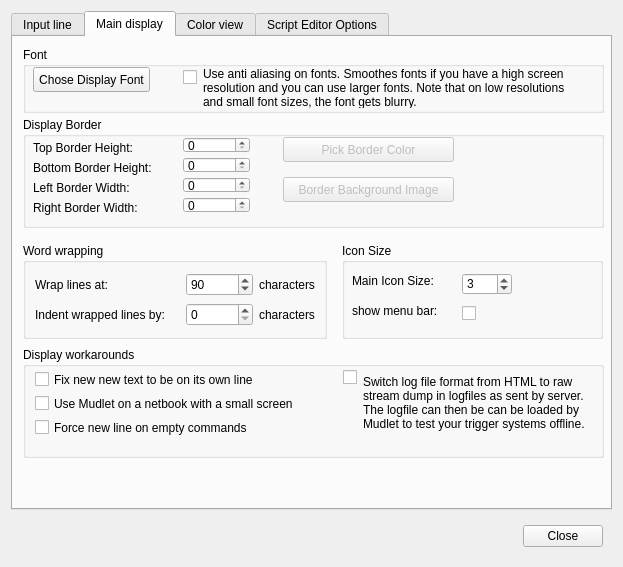
Qt form src/ui/profile_preferences.ui (Mudlet/Mudlet) before a commit.
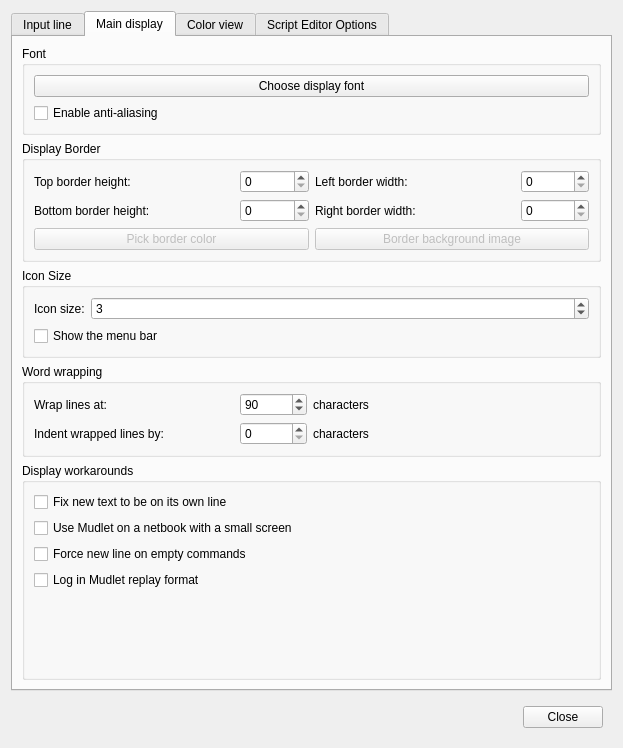
The same form after that commit. The open tabs and pages were chosen to show the change. Icons and pictures are not drawn.

Commit message: Fix: empty lines were skipped | Fix: under special circumstances some lines were doubled | GUI preferences dialog update patch: Vadim Peretokin

```diff
--- a/src/ui/profile_preferences.ui
+++ b/src/ui/profile_preferences.ui
@@ -7,7 +7,7 @@
     <x>0</x>
     <y>0</y>
     <width>623</width>
-    <height>567</height>
+    <height>748</height>
    </rect>
   </property>
   <property name="windowTitle">
@@ -242,77 +242,265 @@
       <attribute name="title">
        <string>Main display</string>
       </attribute>
+      <layout class="QVBoxLayout" name="verticalLayout_3">
+       <item>
       <widget class="QGroupBox" name="groupBox_6">
-       <property name="geometry">
-        <rect>
-         <x>10</x>
-         <y>10</y>
-         <width>581</width>
-         <height>66</height>
-        </rect>
-       </property>
        <property name="title">
         <string>Font</string>
        </property>
+         <layout class="QVBoxLayout" name="verticalLayout_4">
+          <item>
        <widget class="QPushButton" name="pushButton_display_font">
-        <property name="geometry">
-         <rect>
-          <x>10</x>
-          <y>20</y>
-          <width>117</width>
-          <height>25</height>
-         </rect>
-        </property>
         <property name="text">
-         <string>Chose Display Font</string>
-        </property>
-       </widget>
+             <string>Choose display font</string>
+            </property>
+           </widget>
+          </item>
+          <item>
        <widget class="QCheckBox" name="mNoAntiAlias">
-        <property name="geometry">
-         <rect>
-          <x>160</x>
-          <y>20</y>
-          <width>16</width>
-          <height>21</height>
-         </rect>
-        </property>
-        <property name="text">
-         <string/>
-        </property>
-       </widget>
-       <widget class="QLabel" name="label_32">
-        <property name="geometry">
-         <rect>
-          <x>180</x>
-          <y>20</y>
-          <width>381</width>
-          <height>41</height>
-         </rect>
-        </property>
-        <property name="text">
+            <property name="toolTip">
          <string>Use anti aliasing on fonts. Smoothes fonts if you have a high screen resolution and you can use larger fonts. Note that on low resolutions and small font sizes, the font gets blurry. </string>
         </property>
-        <property name="scaledContents">
-         <bool>true</bool>
-        </property>
-        <property name="wordWrap">
-         <bool>true</bool>
-        </property>
-       </widget>
-      </widget>
+            <property name="text">
+             <string>Enable anti-aliasing</string>
+            </property>
+           </widget>
+          </item>
+         </layout>
+        </widget>
+       </item>
+       <item>
+        <widget class="QGroupBox" name="groupBox_9">
+         <property name="title">
+          <string>Display Border</string>
+         </property>
+         <layout class="QGridLayout" name="gridLayout">
+          <item row="0" column="0">
+           <widget class="QLabel" name="label_26">
+            <property name="sizePolicy">
+             <sizepolicy hsizetype="Expanding" vsizetype="Preferred">
+              <horstretch>0</horstretch>
+              <verstretch>0</verstretch>
+             </sizepolicy>
+            </property>
+            <property name="maximumSize">
+             <size>
+              <width>200</width>
+              <height>16777215</height>
+             </size>
+            </property>
+            <property name="text">
+             <string>Top border height:</string>
+            </property>
+           </widget>
+          </item>
+          <item row="0" column="1">
+           <widget class="QSpinBox" name="topBorderHeight">
+            <property name="sizePolicy">
+             <sizepolicy hsizetype="Minimum" vsizetype="Preferred">
+              <horstretch>0</horstretch>
+              <verstretch>0</verstretch>
+             </sizepolicy>
+            </property>
+            <property name="minimum">
+             <number>0</number>
+            </property>
+            <property name="maximum">
+             <number>2000</number>
+            </property>
+            <property name="value">
+             <number>0</number>
+            </property>
+           </widget>
+          </item>
+          <item row="0" column="2">
+           <widget class="QLabel" name="label_29">
+            <property name="sizePolicy">
+             <sizepolicy hsizetype="Expanding" vsizetype="Preferred">
+              <horstretch>0</horstretch>
+              <verstretch>0</verstretch>
+             </sizepolicy>
+            </property>
+            <property name="maximumSize">
+             <size>
+              <width>200</width>
+              <height>16777215</height>
+             </size>
+            </property>
+            <property name="text">
+             <string>Left border width:</string>
+            </property>
+           </widget>
+          </item>
+          <item row="0" column="3">
+           <widget class="QSpinBox" name="leftBorderWidth">
+            <property name="sizePolicy">
+             <sizepolicy hsizetype="Minimum" vsizetype="Preferred">
+              <horstretch>0</horstretch>
+              <verstretch>0</verstretch>
+             </sizepolicy>
+            </property>
+            <property name="minimum">
+             <number>0</number>
+            </property>
+            <property name="maximum">
+             <number>2000</number>
+            </property>
+            <property name="value">
+             <number>0</number>
+            </property>
+           </widget>
+          </item>
+          <item row="1" column="0">
+           <widget class="QLabel" name="label_27">
+            <property name="sizePolicy">
+             <sizepolicy hsizetype="Expanding" vsizetype="Preferred">
+              <horstretch>0</horstretch>
+              <verstretch>0</verstretch>
+             </sizepolicy>
+            </property>
+            <property name="maximumSize">
+             <size>
+              <width>200</width>
+              <height>16777215</height>
+             </size>
+            </property>
+            <property name="text">
+             <string>Bottom border height:</string>
+            </property>
+           </widget>
+          </item>
+          <item row="1" column="1">
+           <widget class="QSpinBox" name="bottomBorderHeight">
+            <property name="sizePolicy">
+             <sizepolicy hsizetype="Minimum" vsizetype="Preferred">
+              <horstretch>0</horstretch>
+              <verstretch>0</verstretch>
+             </sizepolicy>
+            </property>
+            <property name="minimum">
+             <number>0</number>
+            </property>
+            <property name="maximum">
+             <number>2000</number>
+            </property>
+            <property name="value">
+             <number>0</number>
+            </property>
+           </widget>
+          </item>
+          <item row="1" column="2">
+           <widget class="QLabel" name="label_28">
+            <property name="sizePolicy">
+             <sizepolicy hsizetype="Expanding" vsizetype="Preferred">
+              <horstretch>0</horstretch>
+              <verstretch>0</verstretch>
+             </sizepolicy>
+            </property>
+            <property name="maximumSize">
+             <size>
+              <width>200</width>
+              <height>16777215</height>
+             </size>
+            </property>
+            <property name="text">
+             <string>Right border width:</string>
+            </property>
+           </widget>
+          </item>
+          <item row="1" column="3">
+           <widget class="QSpinBox" name="rightBorderWidth">
+            <property name="sizePolicy">
+             <sizepolicy hsizetype="Minimum" vsizetype="Preferred">
+              <horstretch>0</horstretch>
+              <verstretch>0</verstretch>
+             </sizepolicy>
+            </property>
+            <property name="minimum">
+             <number>0</number>
+            </property>
+            <property name="maximum">
+             <number>2000</number>
+            </property>
+            <property name="value">
+             <number>0</number>
+            </property>
+           </widget>
+          </item>
+          <item row="2" column="0" colspan="2">
+           <widget class="QPushButton" name="pushButtonBorderColor">
+            <property name="enabled">
+             <bool>false</bool>
+            </property>
+            <property name="text">
+             <string>Pick border color</string>
+            </property>
+           </widget>
+          </item>
+          <item row="2" column="2" colspan="2">
+           <widget class="QPushButton" name="pushButtonBorderImage">
+            <property name="enabled">
+             <bool>false</bool>
+            </property>
+            <property name="text">
+             <string>Border background image</string>
+            </property>
+           </widget>
+          </item>
+         </layout>
+        </widget>
+       </item>
+       <item>
+        <widget class="QGroupBox" name="groupBox_11">
+         <property name="title">
+          <string>Icon Size</string>
+         </property>
+         <layout class="QFormLayout" name="formLayout_4">
+          <property name="fieldGrowthPolicy">
+           <enum>QFormLayout::AllNonFixedFieldsGrow</enum>
+          </property>
+          <item row="0" column="0">
+           <widget class="QLabel" name="label_34">
+            <property name="text">
+             <string>Icon size:</string>
+            </property>
+           </widget>
+          </item>
+          <item row="0" column="1">
+           <widget class="QSpinBox" name="MainIconSize">
+            <property name="specialValueText">
+             <string/>
+            </property>
+            <property name="minimum">
+             <number>1</number>
+            </property>
+            <property name="maximum">
+             <number>4</number>
+            </property>
+            <property name="value">
+             <number>3</number>
+            </property>
+           </widget>
+          </item>
+          <item row="1" column="0" colspan="2">
+           <widget class="QCheckBox" name="showMenuBar">
+            <property name="text">
+             <string>Show the menu bar</string>
+            </property>
+           </widget>
+          </item>
+         </layout>
+        </widget>
+       </item>
+       <item>
       <widget class="QGroupBox" name="groupBox_10">
-       <property name="geometry">
-        <rect>
-         <x>10</x>
-         <y>206</y>
-         <width>304</width>
-         <height>96</height>
-        </rect>
+         <property name="layoutDirection">
+          <enum>Qt::LeftToRight</enum>
        </property>
        <property name="title">
         <string>Word wrapping</string>
        </property>
-       <layout class="QGridLayout" name="gridLayout">
+         <layout class="QGridLayout" name="gridLayout_10">
         <item row="0" column="0">
          <widget class="QLabel" name="label_20">
           <property name="sizePolicy">
@@ -391,47 +579,42 @@
           </property>
          </widget>
         </item>
-       </layout>
-      </widget>
+          <item row="1" column="3">
+           <spacer name="horizontalSpacer_2">
+            <property name="orientation">
+             <enum>Qt::Horizontal</enum>
+            </property>
+            <property name="sizeHint" stdset="0">
+             <size>
+              <width>40</width>
+              <height>20</height>
+             </size>
+            </property>
+           </spacer>
+          </item>
+         </layout>
+        </widget>
+       </item>
+       <item>
       <widget class="QGroupBox" name="groupBox_8">
-       <property name="geometry">
-        <rect>
-         <x>10</x>
-         <y>310</y>
-         <width>581</width>
-         <height>111</height>
-        </rect>
-       </property>
        <property name="title">
         <string>Display workarounds</string>
        </property>
+         <layout class="QVBoxLayout" name="verticalLayout_2">
+          <item>
        <widget class="QCheckBox" name="checkBox_USE_IRE_DRIVER_BUGFIX">
-        <property name="geometry">
-         <rect>
-          <x>12</x>
-          <y>22</y>
-          <width>251</width>
-          <height>21</height>
-         </rect>
-        </property>
         <property name="toolTip">
          <string>Some MUDs (notably all IRE ones) suffer from a bug where they don't properly
 communicate with the client on where a newline should be. Enable this to fix text
 from getting appended to the previous prompt line</string>
         </property>
         <property name="text">
-         <string>Fix new new text to be on its own line</string>
-        </property>
-       </widget>
+             <string>Fix new text to be on its own line</string>
+            </property>
+           </widget>
+          </item>
+          <item>
        <widget class="QCheckBox" name="checkBox_USE_SMALL_SCREEN">
-        <property name="geometry">
-         <rect>
-          <x>12</x>
-          <y>46</y>
-          <width>281</width>
-          <height>21</height>
-         </rect>
-        </property>
         <property name="toolTip">
          <string>Select this option for better compatability if you are using a netbook, 
 or some other computer model that has a small screen.</string>
@@ -440,15 +623,9 @@
          <string>Use Mudlet on a netbook with a small screen</string>
         </property>
        </widget>
+          </item>
+          <item>
        <widget class="QCheckBox" name="checkBox_mUSE_FORCE_LF_AFTER_PROMPT">
-        <property name="geometry">
-         <rect>
-          <x>12</x>
-          <y>70</y>
-          <width>231</width>
-          <height>21</height>
-         </rect>
-        </property>
         <property name="toolTip">
          <string>This option adds a line line break &lt;LF&gt; or &quot;
 &quot; to your command input on empty commands. This option will rarely be necessary.</string>
@@ -457,331 +634,34 @@
          <string>Force new line on empty commands</string>
         </property>
        </widget>
+          </item>
+          <item>
        <widget class="QCheckBox" name="mRawStreamDump">
-        <property name="geometry">
-         <rect>
-          <x>320</x>
-          <y>20</y>
-          <width>16</width>
-          <height>21</height>
-         </rect>
-        </property>
-        <property name="text">
-         <string/>
-        </property>
-       </widget>
-       <widget class="QLabel" name="label_36">
-        <property name="geometry">
-         <rect>
-          <x>340</x>
-          <y>20</y>
-          <width>231</width>
-          <height>71</height>
-         </rect>
-        </property>
-        <property name="text">
+            <property name="toolTip">
          <string>Switch log file format from HTML to raw stream dump in logfiles as sent by server. The logfile can then be can be loaded by Mudlet to test your trigger systems offline.</string>
         </property>
-        <property name="scaledContents">
-         <bool>true</bool>
-        </property>
-        <property name="wordWrap">
-         <bool>true</bool>
-        </property>
-       </widget>
-      </widget>
-      <widget class="QGroupBox" name="groupBox_9">
-       <property name="geometry">
-        <rect>
-         <x>10</x>
-         <y>80</y>
-         <width>581</width>
-         <height>111</height>
-        </rect>
-       </property>
-       <property name="title">
-        <string>Display Border</string>
-       </property>
-       <widget class="QSpinBox" name="topBorderHeight">
-        <property name="geometry">
-         <rect>
-          <x>160</x>
-          <y>20</y>
-          <width>67</width>
-          <height>16</height>
-         </rect>
-        </property>
-        <property name="minimum">
-         <number>0</number>
-        </property>
-        <property name="maximum">
-         <number>2000</number>
-        </property>
-        <property name="value">
-         <number>0</number>
-        </property>
-       </widget>
-       <widget class="QLabel" name="label_26">
-        <property name="geometry">
-         <rect>
-          <x>10</x>
-          <y>20</y>
-          <width>140</width>
-          <height>21</height>
-         </rect>
-        </property>
-        <property name="sizePolicy">
-         <sizepolicy hsizetype="Expanding" vsizetype="Preferred">
-          <horstretch>0</horstretch>
-          <verstretch>0</verstretch>
-         </sizepolicy>
-        </property>
-        <property name="maximumSize">
-         <size>
-          <width>200</width>
-          <height>16777215</height>
-         </size>
-        </property>
         <property name="text">
-         <string>Top Border Height:</string>
-        </property>
-       </widget>
-       <widget class="QLabel" name="label_27">
-        <property name="geometry">
-         <rect>
-          <x>10</x>
-          <y>40</y>
-          <width>140</width>
-          <height>21</height>
-         </rect>
-        </property>
-        <property name="sizePolicy">
-         <sizepolicy hsizetype="Expanding" vsizetype="Preferred">
-          <horstretch>0</horstretch>
-          <verstretch>0</verstretch>
-         </sizepolicy>
-        </property>
-        <property name="maximumSize">
+             <string>Log in Mudlet replay format</string>
+            </property>
+           </widget>
+          </item>
+          <item>
+           <spacer name="verticalSpacer">
+            <property name="orientation">
+             <enum>Qt::Vertical</enum>
+            </property>
+            <property name="sizeHint" stdset="0">
          <size>
-          <width>200</width>
-          <height>16777215</height>
-         </size>
-        </property>
-        <property name="text">
-         <string>Bottom Border Height:</string>
-        </property>
-       </widget>
-       <widget class="QLabel" name="label_28">
-        <property name="geometry">
-         <rect>
-          <x>10</x>
-          <y>80</y>
-          <width>140</width>
-          <height>21</height>
-         </rect>
-        </property>
-        <property name="sizePolicy">
-         <sizepolicy hsizetype="Expanding" vsizetype="Preferred">
-          <horstretch>0</horstretch>
-          <verstretch>0</verstretch>
-         </sizepolicy>
-        </property>
-        <property name="maximumSize">
-         <size>
-          <width>200</width>
-          <height>16777215</height>
-         </size>
-        </property>
-        <property name="text">
-         <string>Right Border Width:</string>
-        </property>
-       </widget>
-       <widget class="QLabel" name="label_29">
-        <property name="geometry">
-         <rect>
-          <x>10</x>
-          <y>60</y>
-          <width>140</width>
-          <height>21</height>
-         </rect>
-        </property>
-        <property name="sizePolicy">
-         <sizepolicy hsizetype="Expanding" vsizetype="Preferred">
-          <horstretch>0</horstretch>
-          <verstretch>0</verstretch>
-         </sizepolicy>
-        </property>
-        <property name="maximumSize">
-         <size>
-          <width>200</width>
-          <height>16777215</height>
-         </size>
-        </property>
-        <property name="text">
-         <string>Left Border Width:</string>
-        </property>
-       </widget>
-       <widget class="QPushButton" name="pushButtonBorderColor">
-        <property name="enabled">
-         <bool>false</bool>
-        </property>
-        <property name="geometry">
-         <rect>
-          <x>260</x>
-          <y>20</y>
-          <width>171</width>
-          <height>25</height>
-         </rect>
-        </property>
-        <property name="text">
-         <string>Pick Border Color</string>
-        </property>
-       </widget>
-       <widget class="QSpinBox" name="bottomBorderHeight">
-        <property name="geometry">
-         <rect>
-          <x>160</x>
-          <y>40</y>
-          <width>67</width>
-          <height>16</height>
-         </rect>
-        </property>
-        <property name="minimum">
-         <number>0</number>
-        </property>
-        <property name="maximum">
-         <number>2000</number>
-        </property>
-        <property name="value">
-         <number>0</number>
-        </property>
-       </widget>
-       <widget class="QSpinBox" name="leftBorderWidth">
-        <property name="geometry">
-         <rect>
-          <x>160</x>
-          <y>60</y>
-          <width>67</width>
-          <height>16</height>
-         </rect>
-        </property>
-        <property name="minimum">
-         <number>0</number>
-        </property>
-        <property name="maximum">
-         <number>2000</number>
-        </property>
-        <property name="value">
-         <number>0</number>
-        </property>
-       </widget>
-       <widget class="QSpinBox" name="rightBorderWidth">
-        <property name="geometry">
-         <rect>
-          <x>160</x>
-          <y>80</y>
-          <width>67</width>
-          <height>16</height>
-         </rect>
-        </property>
-        <property name="minimum">
-         <number>0</number>
-        </property>
-        <property name="maximum">
-         <number>2000</number>
-        </property>
-        <property name="value">
-         <number>0</number>
-        </property>
-       </widget>
-       <widget class="QPushButton" name="pushButtonBorderImage">
-        <property name="enabled">
-         <bool>false</bool>
-        </property>
-        <property name="geometry">
-         <rect>
-          <x>260</x>
-          <y>60</y>
-          <width>171</width>
-          <height>25</height>
-         </rect>
-        </property>
-        <property name="text">
-         <string>Border Background Image</string>
-        </property>
-       </widget>
-      </widget>
-      <widget class="QGroupBox" name="groupBox_11">
-       <property name="geometry">
-        <rect>
-         <x>329</x>
-         <y>206</y>
-         <width>261</width>
-         <height>96</height>
-        </rect>
-       </property>
-       <property name="title">
-        <string>Icon Size</string>
-       </property>
-       <widget class="QSpinBox" name="MainIconSize">
-        <property name="geometry">
-         <rect>
-          <x>120</x>
-          <y>30</y>
-          <width>50</width>
-          <height>22</height>
-         </rect>
-        </property>
-        <property name="minimum">
-         <number>1</number>
-        </property>
-        <property name="maximum">
-         <number>4</number>
-        </property>
-        <property name="value">
-         <number>3</number>
-        </property>
-       </widget>
-       <widget class="QLabel" name="label_34">
-        <property name="geometry">
-         <rect>
-          <x>10</x>
-          <y>30</y>
-          <width>91</width>
-          <height>16</height>
-         </rect>
-        </property>
-        <property name="text">
-         <string>Main Icon Size:</string>
-        </property>
-       </widget>
-       <widget class="QLabel" name="label_35">
-        <property name="geometry">
-         <rect>
-          <x>10</x>
-          <y>60</y>
-          <width>91</width>
-          <height>16</height>
-         </rect>
-        </property>
-        <property name="text">
-         <string>show menu bar:</string>
-        </property>
-       </widget>
-       <widget class="QCheckBox" name="showMenuBar">
-        <property name="geometry">
-         <rect>
-          <x>120</x>
-          <y>60</y>
-          <width>16</width>
-          <height>20</height>
-         </rect>
-        </property>
-        <property name="text">
-         <string/>
-        </property>
-       </widget>
-      </widget>
+              <width>20</width>
+              <height>40</height>
+             </size>
+            </property>
+           </spacer>
+          </item>
+         </layout>
+        </widget>
+       </item>
+      </layout>
      </widget>
      <widget class="QWidget" name="color_view_tab">
       <attribute name="title">
```
Left out of the diff: 137 changed lines with no effect on the pictures. Lines whose indentation alone changed are shown as unchanged. The commit also changes 2 other files.
